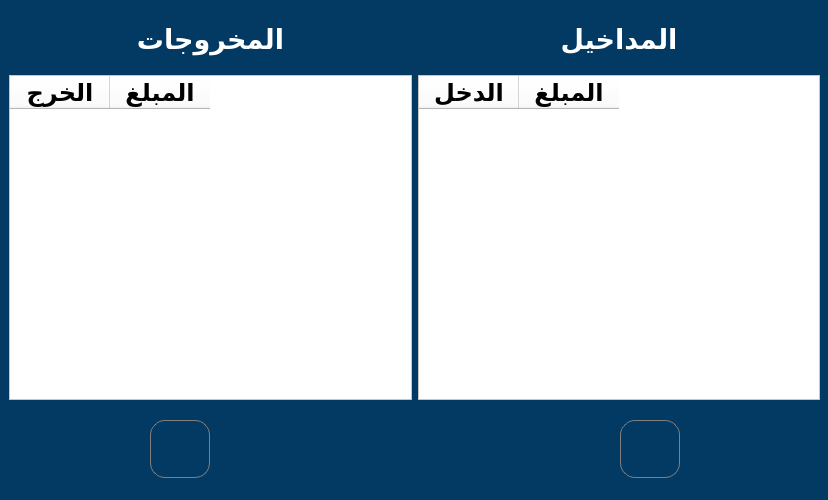
The window that uis/qt_uis/used/analysis_tables.ui (salahkhiat/Modeer-V1) describes before a commit, drawn with Qt 5.
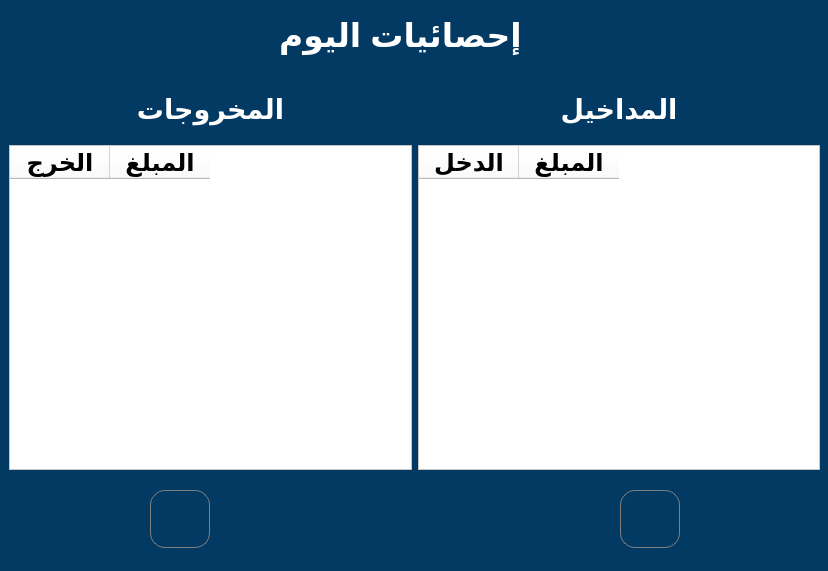
The same window after the commit. Icons and pictures are not drawn.

Commit message: organizing code + switch between Daily and Monthly analysis

```diff
--- a/uis/qt_uis/used/analysis_tables.ui
+++ b/uis/qt_uis/used/analysis_tables.ui
@@ -7,7 +7,7 @@
     <x>0</x>
     <y>0</y>
     <width>828</width>
-    <height>500</height>
+    <height>571</height>
    </rect>
   </property>
   <property name="windowTitle">
@@ -20,7 +20,7 @@
    <property name="geometry">
     <rect>
      <x>9</x>
-     <y>9</y>
+     <y>79</y>
      <width>811</width>
      <height>391</height>
     </rect>
@@ -173,7 +173,7 @@
    <property name="geometry">
     <rect>
      <x>150</x>
-     <y>420</y>
+     <y>490</y>
      <width>60</width>
      <height>58</height>
     </rect>
@@ -218,7 +218,7 @@
    <property name="geometry">
     <rect>
      <x>620</x>
-     <y>420</y>
+     <y>490</y>
      <width>60</width>
      <height>58</height>
     </rect>
@@ -259,6 +259,31 @@
     <bool>true</bool>
    </property>
   </widget>
+  <widget class="QLabel" name="analysis_title">
+   <property name="geometry">
+    <rect>
+     <x>280</x>
+     <y>10</y>
+     <width>241</width>
+     <height>51</height>
+    </rect>
+   </property>
+   <property name="font">
+    <font>
+     <pointsize>25</pointsize>
+     <bold>true</bold>
+    </font>
+   </property>
+   <property name="styleSheet">
+    <string notr="true">color:white</string>
+   </property>
+   <property name="text">
+    <string>إحصائيات اليوم</string>
+   </property>
+   <property name="alignment">
+    <set>Qt::AlignCenter</set>
+   </property>
+  </widget>
  </widget>
  <resources/>
  <connections>
```
Left out of the diff: 2 changed lines with no effect on the pictures. The commit also changes 6 other files.
